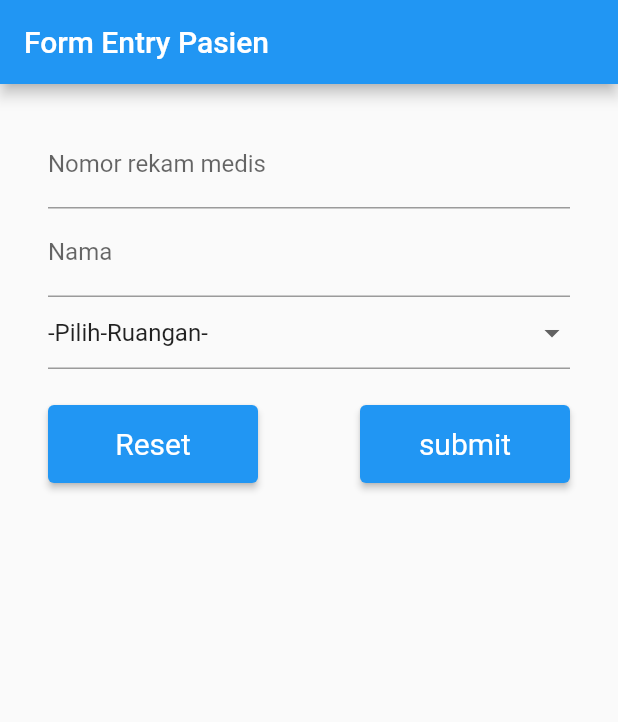
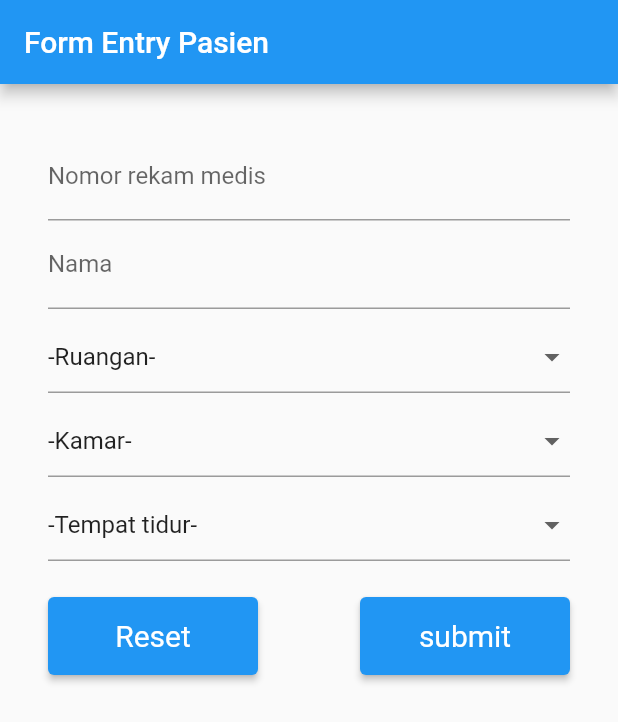
Before and after one commit to Lancelotch/Sirine-Ninja, a Flutter app: the HomeScreen screen opened by its route, after a tap on "Entry Data Pasien", on a phone screen of 412 x 824 dp. Shown: the top 722 px of the screen. Run offline on Flutter 3.47's test engine with Material 2 defaults, Android fonts, the phone set to English and light mode, and no system bars; our stand-ins replace cloud_firestore, firebase_core, material_floating_search_bar; missing offline and left inert: dart:ffi; accounts and stored records are empty; generated files the repository leaves out were written again.

Commit message:
asal-asalan

```diff
--- a/lib/src/models/patient_visit.dart
+++ b/lib/src/models/patient_visit.dart
@@ -34,4 +34,7 @@ class PatienVisit {
         'ruang_kamar_tidur_id': ruangKamarTidurId,
         'ruangan_id': ruanganId
       };
+
+  static PatienVisit fromJson(Map<String, dynamic> json) =>
+      PatienVisit(nama: json['nama'], noRm: json['noRm']);
 }
--- a/lib/src/screens/form_entry_patient.dart
+++ b/lib/src/screens/form_entry_patient.dart
@@ -14,7 +14,9 @@ class FormEntryPatient extends StatefulWidget {
 class _FormEntryPatientState extends State<FormEntryPatient> {
   final GlobalKey<FormState> _key = GlobalKey<FormState>();
   final db = FirebaseFirestore.instance;
-  String dropdownValue = '';
+  String ruanganId = '';
+  String ruangKamarId = '';
+  String ruangKamarTidurId = '';
   Map<String, String> fieldValues = {};
 
   setFieldValue(label, value) {
@@ -31,10 +33,11 @@ class _FormEntryPatientState extends State<FormEntryPatient> {
       home: Scaffold(
         appBar: AppBar(title: const Text('Form Entry Pasien')),
         body: SafeArea(
-          child: Padding(
-            padding: const EdgeInsets.symmetric(horizontal: 32, vertical: 24),
           child: Form(
             key: _key,
+            child: SingleChildScrollView(
+              reverse: true,
+              padding: EdgeInsets.all(32),
               child: Column(
                 children: [
                   TextFormField(
@@ -67,26 +70,59 @@ class _FormEntryPatientState extends State<FormEntryPatient> {
                           fieldValues['nama'] = value!;
                         });
                       }),
-                  DropdownButtonFormField(
-                      value: dropdownValue,
+                  Padding(
+                    padding: const EdgeInsets.only(top: 8),
+                    child: DropdownButtonFormField(
+                        value: ruanganId,
                         items: const [
                           DropdownMenuItem<String>(
-                            child: Text('-Pilih-Ruangan-'), value: ''),
+                              child: Text('-Ruangan-'), value: ''),
                           DropdownMenuItem<String>(
-                            child: Text('President'), value: 'mewah'),
+                              child: Text('ruangan-1'), value: 'ruangan-1'),
                           DropdownMenuItem<String>(
-                            child: Text('Bupati'), value: 'standart'),
+                              child: Text('ruangan-2'), value: 'ruangan-2'),
                           DropdownMenuItem<String>(
-                            child: Text('Rakyat'), value: 'sengsara'),
+                              child: Text('ruangan-3'), value: 'ruangan-3'),
                         ],
                         onChanged: (String? value) {
                           setState(() {
-                          dropdownValue = value!;
+                            ruanganId = value!;
                           });
                         },
                         validator: (value) {
-                        if (dropdownValue == '') {
+                          if (ruanganId == '') {
                             return 'You must select ruangan';
+                          }
+                          return null;
+                        },
+                        onSaved: (value) {
+                          setState(() {
+                            fieldValues['ruanganId'] = value.toString();
+                          });
+                        }),
+                  ),
+                  Padding(
+                    padding: const EdgeInsets.only(top: 8),
+                    child: DropdownButtonFormField(
+                        value: ruangKamarId,
+                        items: const [
+                          DropdownMenuItem<String>(
+                              child: Text('-Kamar-'), value: ''),
+                          DropdownMenuItem<String>(
+                              child: Text('kamar-1'), value: 'kamar-1'),
+                          DropdownMenuItem<String>(
+                              child: Text('kamar-2'), value: 'kamar-2'),
+                          DropdownMenuItem<String>(
+                              child: Text('kamar-3'), value: 'kamar-3'),
+                        ],
+                        onChanged: (String? value) {
+                          setState(() {
+                            ruangKamarId = value!;
+                          });
+                        },
+                        validator: (value) {
+                          if (ruangKamarId == '') {
+                            return 'You must select kamar';
                           }
                           return null;
                         },
@@ -95,6 +131,41 @@ class _FormEntryPatientState extends State<FormEntryPatient> {
                             fieldValues['ruangKamarId'] = value.toString();
                           });
                         }),
+                  ),
+                  Padding(
+                    padding: const EdgeInsets.only(top: 8),
+                    child: DropdownButtonFormField(
+                        value: ruangKamarTidurId,
+                        items: const [
+                          DropdownMenuItem<String>(
+                              child: Text('-Tempat tidur-'), value: ''),
+                          DropdownMenuItem<String>(
+                              child: Text('tempat-tidur-1'),
+                              value: 'tempat-tidur-1'),
+                          DropdownMenuItem<String>(
+                              child: Text('tempat-tidur-2'),
+                              value: 'tempat-tidur-2'),
+                          DropdownMenuItem<String>(
+                              child: Text('tempat-tidur-3'),
+                              value: 'tempat-tidur-3'),
+                        ],
+                        onChanged: (String? value) {
+                          setState(() {
+                            ruangKamarTidurId = value!;
+                          });
+                        },
+                        validator: (value) {
+                          if (ruangKamarTidurId == '') {
+                            return 'You must select tempat tidur';
+                          }
+                          return null;
+                        },
+                        onSaved: (value) {
+                          setState(() {
+                            fieldValues['ruangKamarTidurId'] = value.toString();
+                          });
+                        }),
+                  ),
                   Padding(
                     padding: const EdgeInsets.only(top: 24),
                     child: Row(
@@ -108,7 +179,9 @@ class _FormEntryPatientState extends State<FormEntryPatient> {
                                 noRm.clear();
                                 name.clear();
                                 setState(() {
-                                  dropdownValue = '';
+                                  ruanganId = '';
+                                  ruangKamarId = '';
+                                  ruangKamarTidurId = '';
                                 });
                               },
                               child: Text('Reset')),
@@ -125,8 +198,9 @@ class _FormEntryPatientState extends State<FormEntryPatient> {
                                       nama: name.text,
                                       noRm: noRm.text,
                                       ruangKamarId: fieldValues['ruangKamarId'],
-                                      ruangKamarTidurId: 'ngarang',
-                                      ruanganId: 'ssss');
+                                      ruangKamarTidurId:
+                                          fieldValues['ruangKamarTidurId'],
+                                      ruanganId: fieldValues['ruanganId']);
                                   createPatientVisit(patientVisit);
                                 }
                               },
@@ -147,6 +221,6 @@ class _FormEntryPatientState extends State<FormEntryPatient> {
         FirebaseFirestore.instance.collection('test-kunjungan').doc();
 
     final json = patient.toJson();
-    await docUser.set({'name': 'candra'});
+    await docUser.set(json);
   }
 }
--- a/lib/src/screens/home.dart
+++ b/lib/src/screens/home.dart
@@ -1,10 +1,7 @@
 import 'package:flutter/material.dart';
 import 'package:material_floating_search_bar/material_floating_search_bar.dart';
-import 'package:ninja/src/models/models.dart';
 import 'package:ninja/src/screens/form_entry_patient.dart';
-import 'package:ninja/src/screens/login_screen.dart';
 import 'package:ninja/src/screens/search_patient.dart';
-import 'package:ninja/src/widgets/searchbar_history.dart';
 
 class HomeScreen extends StatefulWidget {
   const HomeScreen({Key? key}) : super(key: key);
```
Also changed, not shown: lib/src/screens/search_patient.dart (+52 -24 lines), 1 other file. Lines whose indentation alone changed are shown as unchanged.
